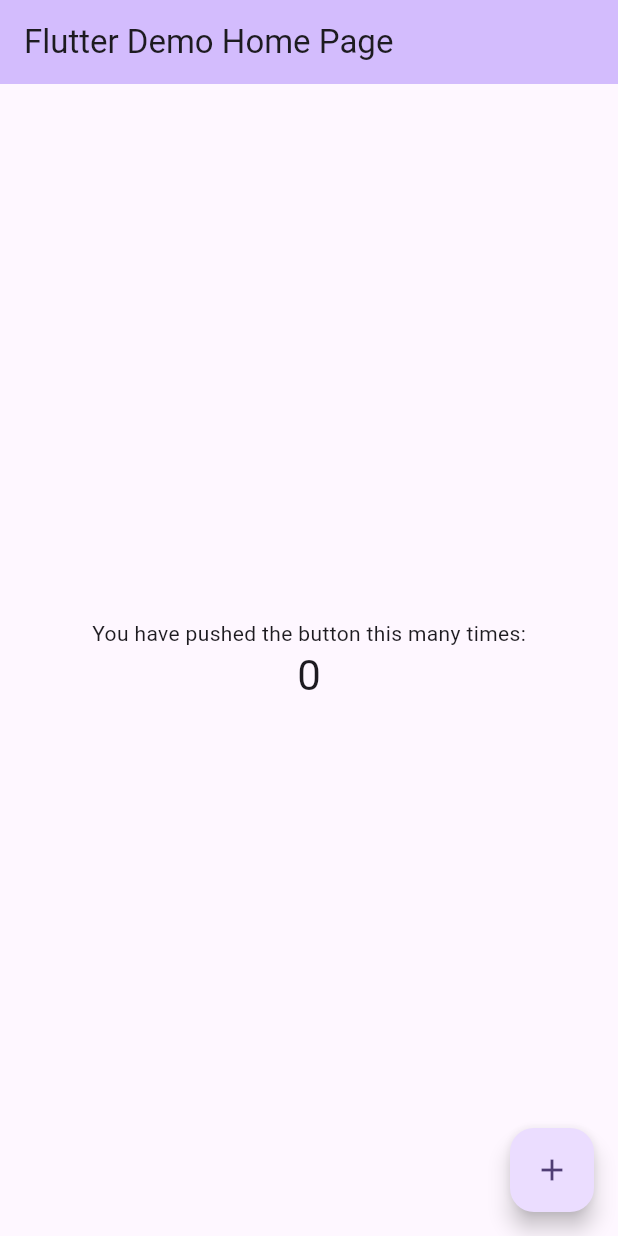
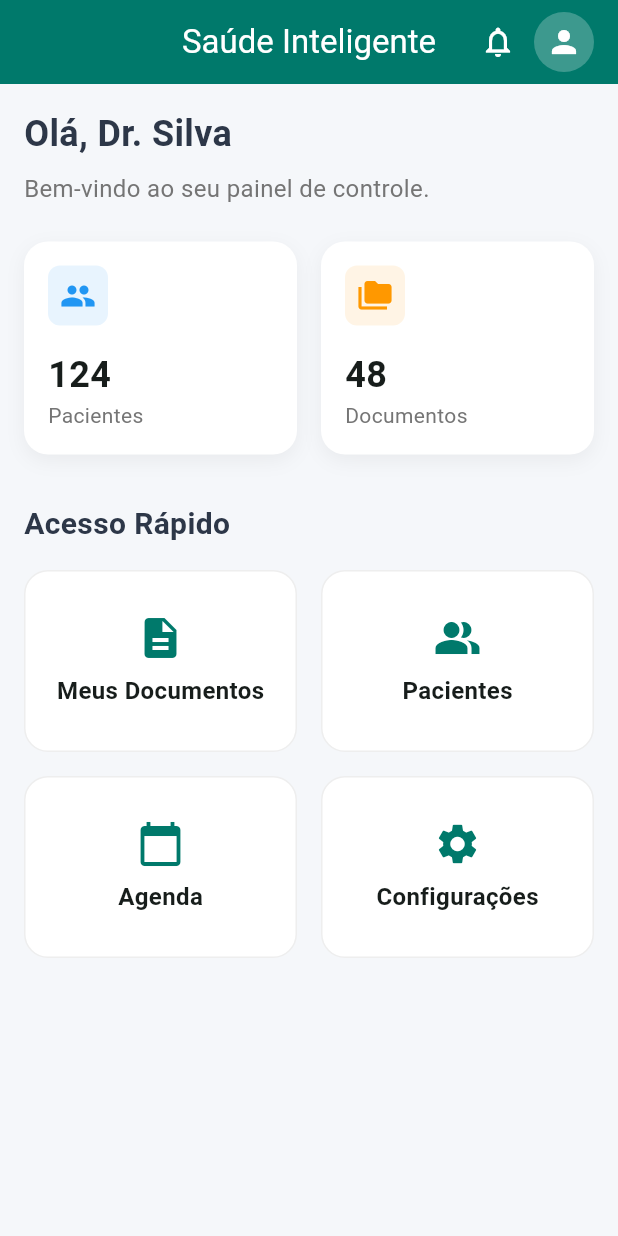
Before and after one commit to could-ai/019acb9a-a2a4-7780-a67b-9651b888fe59, a Flutter app: the screen it shows after launch, on a phone screen of 412 x 824 dp. Run offline on Flutter 3.47's test engine with Material 3 defaults, Android fonts, the phone set to English and light mode, and no system bars.

Commit message:
Updated main.dart to set up the 'Saúde Inteligente' app structure. Configured a medical-themed color scheme (Teal), set up named routes for navigation, and initialized the MaterialApp with Portuguese localization in mind.; Created HomeScreen with a dashboard layout. Includes a welcome message, statistic summary cards, and a grid menu for quick navigation to Documents, Patients, Schedule, and Settings. Implemented in Portuguese.; Created DocumentsScreen to manage medical documents. Features a search bar, category filter chips, and a list of mock documents (Exams, Prescriptions, Reports). Includes a floating action button for uploading new documents.; Created PatientsScreen to display a list of patients. Includes mock data with patient names, ages, and last visit dates. Features a simple list layout and an add patient button.

```diff
--- a/usr/lib/main.dart
+++ b/usr/lib/main.dart
@@ -1,123 +1,50 @@
 import 'package:flutter/material.dart';
+import 'screens/home_screen.dart';
+import 'screens/documents_screen.dart';
+import 'screens/patients_screen.dart';
 
 void main() {
-  runApp(const MyApp());
+  runApp(const SaudeInteligenteApp());
 }
 
-class MyApp extends StatelessWidget {
-  const MyApp({super.key});
+class SaudeInteligenteApp extends StatelessWidget {
+  const SaudeInteligenteApp({super.key});
 
-  // This widget is the root of your application.
   @override
   Widget build(BuildContext context) {
     return MaterialApp(
-      title: 'Flutter Demo',
+      title: 'Saúde Inteligente',
       debugShowCheckedModeBanner: false,
       theme: ThemeData(
-        // This is the theme of your application.
-        //
-        // TRY THIS: Try running your application with "flutter run". You'll see
-        // the application has a purple toolbar. Then, without quitting the app,
-        // try changing the seedColor in the colorScheme below to Colors.green
-        // and then invoke "hot reload" (save your changes or press the "hot
-        // reload" button in a Flutter-supported IDE, or press "r" if you used
-        // the command line to start the app).
-        //
-        // Notice that the counter didn't reset back to zero; the application
-        // state is not lost during the reload. To reset the state, use hot
-        // restart instead.
-        //
-        // This works for code too, not just values: Most code changes can be
-        // tested with just a hot reload.
-        colorScheme: ColorScheme.fromSeed(seedColor: Colors.deepPurple),
+        useMaterial3: true,
+        colorScheme: ColorScheme.fromSeed(
+          seedColor: const Color(0xFF00796B), // Medical Teal
+          primary: const Color(0xFF00796B),
+          secondary: const Color(0xFF009688),
+          surface: const Color(0xFFF5F7FA),
+        ),
+        appBarTheme: const AppBarTheme(
+          backgroundColor: Color(0xFF00796B),
+          foregroundColor: Colors.white,
+          elevation: 0,
+          centerTitle: true,
+        ),
+        cardTheme: CardTheme(
+          elevation: 2,
+          shape: RoundedRectangleBorder(borderRadius: BorderRadius.circular(12)),
+          margin: const EdgeInsets.symmetric(vertical: 8, horizontal: 16),
+        ),
+        floatingActionButtonTheme: const FloatingActionButtonThemeData(
+          backgroundColor: Color(0xFF00796B),
+          foregroundColor: Colors.white,
+        ),
       ),
       initialRoute: '/',
       routes: {
-        '/': (context) => const MyHomePage(title: 'Flutter Demo Home Page'),
+        '/': (context) => const HomeScreen(),
+        '/documents': (context) => const DocumentsScreen(),
+        '/patients': (context) => const PatientsScreen(),
       },
     );
   }
 }
-
-class MyHomePage extends StatefulWidget {
-  const MyHomePage({super.key, required this.title});
-
-  // This widget is the home page of your application. It is stateful, meaning
-  // that it has a State object (defined below) that contains fields that affect
-  // how it looks.
-
-  // This class is the configuration for the state. It holds the values (in this
-  // case the title) provided by the parent (in this case the App widget) and
-  // used by the build method of the State. Fields in a Widget subclass are
-  // always marked "final".
-
-  final String title;
-
-  @override
-  State<MyHomePage> createState() => _MyHomePageState();
-}
-
-class _MyHomePageState extends State<MyHomePage> {
-  int _counter = 0;
-
-  void _incrementCounter() {
-    setState(() {
-      // This call to setState tells the Flutter framework that something has
-      // changed in this State, which causes it to rerun the build method below
-      // so that the display can reflect the updated values. If we changed
-      // _counter without calling setState(), then the build method would not be
-      // called again, and so nothing would appear to happen.
-      _counter++;
-    });
-  }
-
-  @override
-  Widget build(BuildContext context) {
-    // This method is rerun every time setState is called, for instance as done
-    // by the _incrementCounter method above.
-    //
-    // The Flutter framework has been optimized to make rerunning build methods
-    // fast, so that you can just rebuild anything that needs updating rather
-    // than having to individually change instances of widgets.
-    return Scaffold(
-      appBar: AppBar(
-        // TRY THIS: Try changing the color here to a specific color (to
-        // Colors.amber, perhaps?) and trigger a hot reload to see the AppBar
-        // change color while the other colors stay the same.
-        backgroundColor: Theme.of(context).colorScheme.inversePrimary,
-        // Here we take the value from the MyHomePage object that was created by
-        // the App.build method, and use it to set our appbar title.
-        title: Text(widget.title),
-      ),
-      body: Center(
-        // Center is a layout widget. It takes a single child and positions it
-        // in the middle of the parent.
-        child: Column(
-          // Column is also a layout widget. It takes a list of children and
-          // arranges them vertically. By default, it sizes itself to fit its
-          // children horizontally, and tries to be as tall as its parent.
-          //
-          // Column has various properties to control how it sizes itself and
-          // how it positions its children. Here we use mainAxisAlignment to
-          // center the children vertically; the main axis here is the vertical
-          // axis because Columns are vertical (the cross axis would be
-          // horizontal).
-          //
-          // TRY THIS: Invoke "debug painting" (choose the "Toggle Debug Paint"
-          // action in the IDE, or press "p" in the console), to see the
-          // wireframe for each widget.
-          mainAxisAlignment: MainAxisAlignment.center,
-          children: <Widget>[
-            const Text('You have pushed the button this many times:'),
-            Text('$_counter', style: Theme.of(context).textTheme.headlineMedium),
-          ],
-        ),
-      ),
-      floatingActionButton: FloatingActionButton(
-        onPressed: _incrementCounter,
-        tooltip: 'Increment',
-        child: const Icon(Icons.add),
-      ), // This trailing comma makes auto-formatting nicer for build methods.
-    );
-  }
-}
--- /dev/null
+++ b/usr/lib/screens/home_screen.dart
@@ -0,0 +1,194 @@
+import 'package:flutter/material.dart';
+
+class HomeScreen extends StatelessWidget {
+  const HomeScreen({super.key});
+
+  @override
+  Widget build(BuildContext context) {
+    return Scaffold(
+      backgroundColor: Theme.of(context).colorScheme.surface,
+      appBar: AppBar(
+        title: const Text('Saúde Inteligente'),
+        actions: [
+          IconButton(
+            icon: const Icon(Icons.notifications_outlined),
+            onPressed: () {},
+          ),
+          const CircleAvatar(
+            backgroundColor: Colors.white24,
+            child: Icon(Icons.person, color: Colors.white),
+          ),
+          const SizedBox(width: 16),
+        ],
+      ),
+      body: SingleChildScrollView(
+        padding: const EdgeInsets.all(16.0),
+        child: Column(
+          crossAxisAlignment: CrossAxisAlignment.start,
+          children: [
+            const Text(
+              'Olá, Dr. Silva',
+              style: TextStyle(
+                fontSize: 24,
+                fontWeight: FontWeight.bold,
+                color: Color(0xFF2D3748),
+              ),
+            ),
+            const SizedBox(height: 8),
+            Text(
+              'Bem-vindo ao seu painel de controle.',
+              style: TextStyle(
+                fontSize: 16,
+                color: Colors.grey[600],
+              ),
+            ),
+            const SizedBox(height: 24),
+
+            // Quick Stats
+            Row(
+              children: [
+                _buildStatCard(
+                  context,
+                  'Pacientes',
+                  '124',
+                  Icons.people,
+                  Colors.blue
+                ),
+                const SizedBox(width: 16),
+                _buildStatCard(
+                  context,
+                  'Documentos',
+                  '48',
+                  Icons.folder_copy,
+                  Colors.orange
+                ),
+              ],
+            ),
+
+            const SizedBox(height: 32),
+            const Text(
+              'Acesso Rápido',
+              style: TextStyle(
+                fontSize: 20,
+                fontWeight: FontWeight.bold,
+                color: Color(0xFF2D3748),
+              ),
+            ),
+            const SizedBox(height: 16),
+
+            // Menu Grid
+            GridView.count(
+              shrinkWrap: true,
+              physics: const NeverScrollableScrollPhysics(),
+              crossAxisCount: 2,
+              crossAxisSpacing: 16,
+              mainAxisSpacing: 16,
+              childAspectRatio: 1.5,
+              children: [
+                _buildMenuCard(
+                  context,
+                  'Meus Documentos',
+                  Icons.description,
+                  () => Navigator.pushNamed(context, '/documents'),
+                ),
+                _buildMenuCard(
+                  context,
+                  'Pacientes',
+                  Icons.people_alt,
+                  () => Navigator.pushNamed(context, '/patients'),
+                ),
+                _buildMenuCard(
+                  context,
+                  'Agenda',
+                  Icons.calendar_today,
+                  () {}, // Placeholder
+                ),
+                _buildMenuCard(
+                  context,
+                  'Configurações',
+                  Icons.settings,
+                  () {}, // Placeholder
+                ),
+              ],
+            ),
+          ],
+        ),
+      ),
+    );
+  }
+
+  Widget _buildStatCard(BuildContext context, String title, String value, IconData icon, Color color) {
+    return Expanded(
+      child: Container(
+        padding: const EdgeInsets.all(16),
+        decoration: BoxDecoration(
+          color: Colors.white,
+          borderRadius: BorderRadius.circular(16),
+          boxShadow: [
+            BoxShadow(
+              color: Colors.black.withOpacity(0.05),
+              blurRadius: 10,
+              offset: const Offset(0, 4),
+            ),
+          ],
+        ),
+        child: Column(
+          crossAxisAlignment: CrossAxisAlignment.start,
+          children: [
+            Container(
+              padding: const EdgeInsets.all(8),
+              decoration: BoxDecoration(
+                color: color.withOpacity(0.1),
+                borderRadius: BorderRadius.circular(8),
+              ),
+              child: Icon(icon, color: color),
+            ),
+            const SizedBox(height: 16),
+            Text(
+              value,
+              style: const TextStyle(
+                fontSize: 24,
+                fontWeight: FontWeight.bold,
+              ),
+            ),
+            Text(
+              title,
+              style: TextStyle(
+                color: Colors.grey[600],
+                fontSize: 14,
+              ),
+            ),
+          ],
+        ),
+      ),
+    );
+  }
+
+  Widget _buildMenuCard(BuildContext context, String title, IconData icon, VoidCallback onTap) {
+    return InkWell(
+      onTap: onTap,
+      borderRadius: BorderRadius.circular(16),
+      child: Container(
+        decoration: BoxDecoration(
+          color: Colors.white,
+          borderRadius: BorderRadius.circular(16),
+          border: Border.all(color: Colors.grey.shade200),
+        ),
+        child: Column(
+          mainAxisAlignment: MainAxisAlignment.center,
+          children: [
+            Icon(icon, size: 32, color: Theme.of(context).primaryColor),
+            const SizedBox(height: 8),
+            Text(
+              title,
+              style: const TextStyle(
+                fontWeight: FontWeight.w600,
+                fontSize: 16,
+              ),
+            ),
+          ],
+        ),
+      ),
+    );
+  }
+}
```
Also changed, not shown: usr/lib/screens/documents_screen.dart (added, +150 -0 lines), usr/lib/screens/patients_screen.dart (added, +52 -0 lines).
